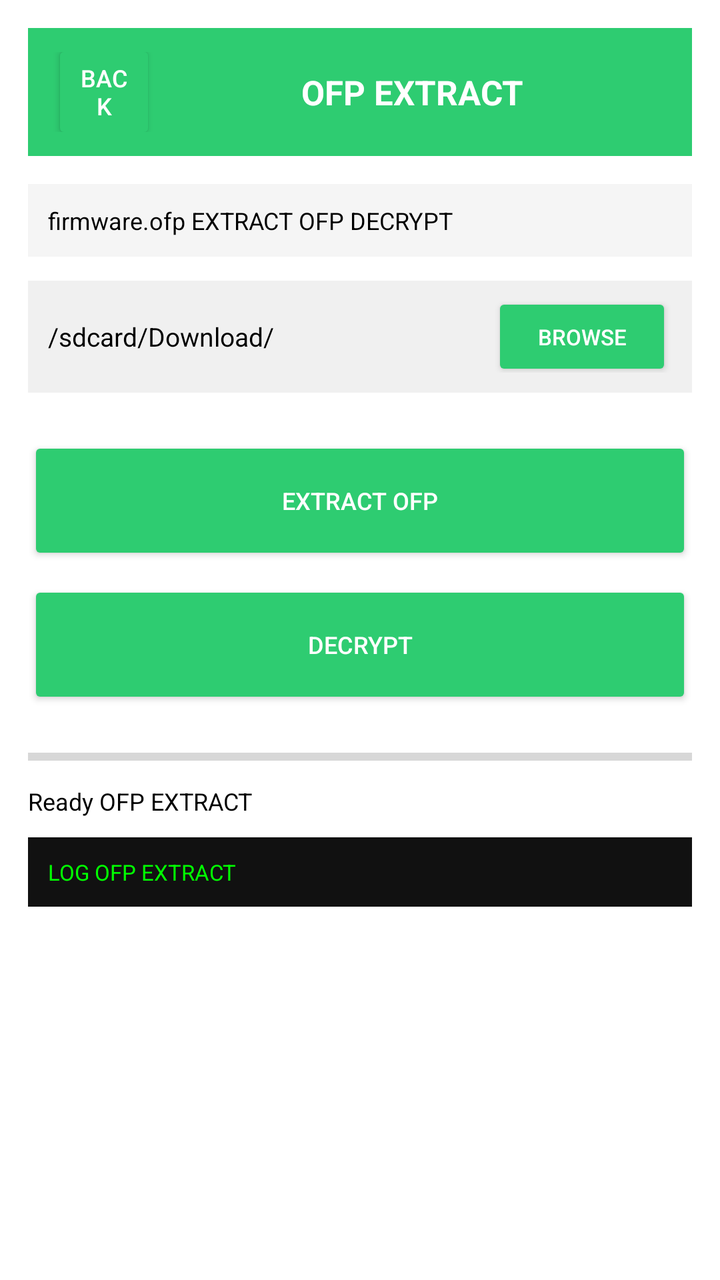
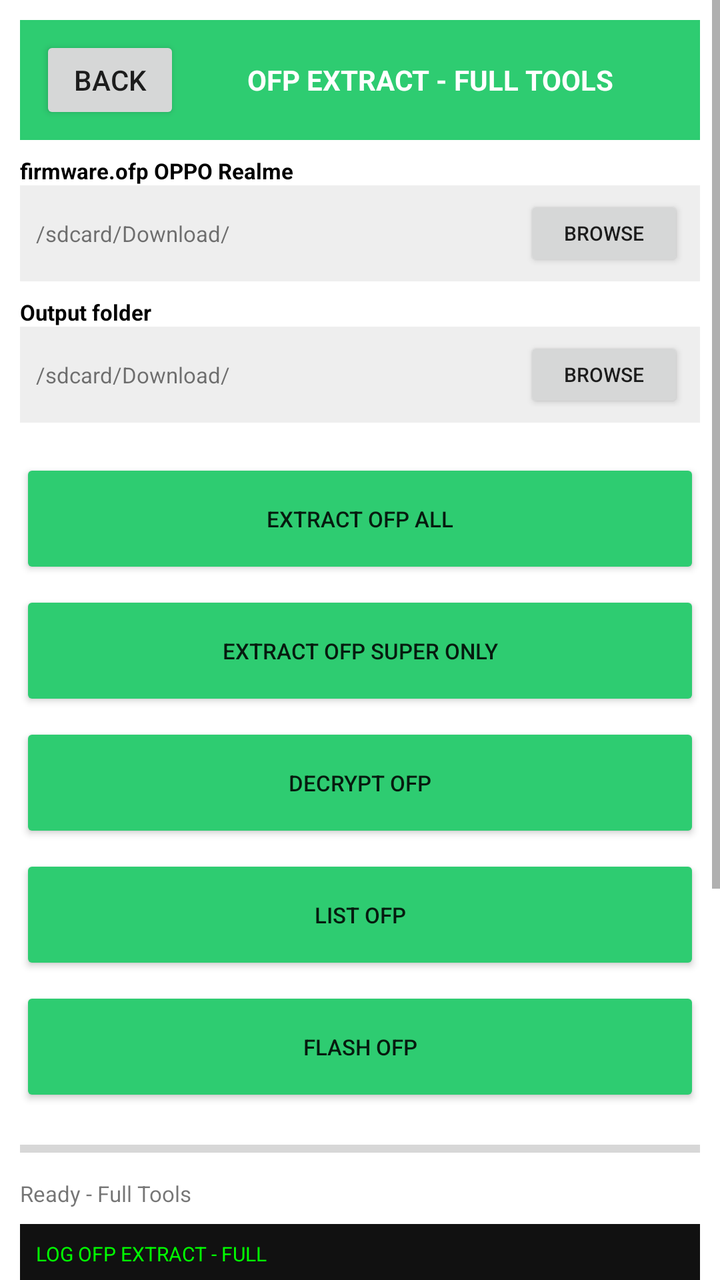

An Android layout rendered at two revisions. The XML below is the earlier revision; the diff shows what the commit changed to produce the second picture.
<!-- AndroidManifest.xml: application theme Theme.OTGFlasher -->
<!-- res/layout/activity_ofp.xml -->
<?xml version="1.0" encoding="utf-8"?>
<ScrollView xmlns:android="http://schemas.android.com/apk/res/android" android:layout_width="match_parent" android:layout_height="match_parent" android:background="#FFFFFF"><LinearLayout android:orientation="vertical" android:layout_width="match_parent" android:layout_height="wrap_content" android:padding="14dp"><LinearLayout android:orientation="horizontal" android:layout_width="match_parent" android:layout_height="64dp" android:background="#2ECC71" android:gravity="center_vertical" android:padding="12dp"><Button android:id="@+id/btnBack" android:layout_width="52dp" android:layout_height="52dp" android:text="BACK" android:textColor="#FFFFFF" android:backgroundTint="#2ECC71" android:textSize="12sp"/><TextView android:layout_width="0dp" android:layout_weight="1" android:layout_height="wrap_content" android:text="OFP EXTRACT" android:textSize="17sp" android:textStyle="bold" android:textColor="#FFFFFF" android:gravity="center"/></LinearLayout><TextView android:layout_width="match_parent" android:layout_height="wrap_content" android:text="firmware.ofp EXTRACT OFP DECRYPT" android:textSize="12sp" android:textColor="#000000" android:layout_marginTop="14dp" android:background="#F5F5F5" android:padding="10dp"/><LinearLayout android:orientation="horizontal" android:layout_width="match_parent" android:layout_height="56dp" android:background="#F0F0F0" android:gravity="center_vertical" android:padding="10dp" android:layout_marginTop="12dp"><TextView android:id="@+id/txtFile" android:layout_width="0dp" android:layout_weight="1" android:layout_height="wrap_content" android:text="/sdcard/Download/" android:textSize="13sp" android:textColor="#000000"/><Button android:id="@+id/btnBrowse" android:layout_width="90dp" android:layout_height="44dp" android:text="BROWSE" android:textColor="#FFFFFF" android:backgroundTint="#2ECC71" android:textSize="11sp"/></LinearLayout><LinearLayout android:orientation="vertical" android:layout_width="match_parent" android:layout_height="wrap_content" android:layout_marginTop="14dp"><Button android:id="@+id/btn0" android:layout_width="match_parent" android:layout_height="64dp" android:text="EXTRACT OFP" android:textColor="#FFFFFF" android:backgroundTint="#2ECC71" android:textSize="12sp" android:layout_marginTop="8dp"/><Button android:id="@+id/btn1" android:layout_width="match_parent" android:layout_height="64dp" android:text="DECRYPT" android:textColor="#FFFFFF" android:backgroundTint="#2ECC71" android:textSize="12sp" android:layout_marginTop="8dp"/></LinearLayout><ProgressBar android:id="@+id/progressBar" style="?android:attr/progressBarStyleHorizontal" android:layout_width="match_parent" android:layout_height="16dp" android:max="100" android:progress="0" android:progressTint="#2ECC71" android:layout_marginTop="16dp"/><TextView android:id="@+id/txtDetail" android:layout_width="match_parent" android:layout_height="wrap_content" android:text="Ready OFP EXTRACT" android:textSize="12sp" android:textColor="#000000" android:layout_marginTop="6dp"/><TextView android:id="@+id/logView" android:layout_width="match_parent" android:layout_height="wrap_content" android:background="#111111" android:textColor="#00FF00" android:textSize="11sp" android:padding="10dp" android:layout_marginTop="10dp" android:text="LOG OFP EXTRACT"/></LinearLayout></ScrollView>
<!-- resources referenced by this layout -->
<resources>
  <style name="Theme.OTGFlasher" parent="android:Theme.Material.Light.NoActionBar" />
</resources>

<!-- the commit's change to res/layout/activity_ofp.xml (unified diff, before → after) -->
@@ -1,2 +1,21 @@
 <?xml version="1.0" encoding="utf-8"?>
-<ScrollView xmlns:android="http://schemas.android.com/apk/res/android" android:layout_width="match_parent" android:layout_height="match_parent" android:background="#FFFFFF"><LinearLayout android:orientation="vertical" android:layout_width="match_parent" android:layout_height="wrap_content" android:padding="14dp"><LinearLayout android:orientation="horizontal" android:layout_width="match_parent" android:layout_height="64dp" android:background="#2ECC71" android:gravity="center_vertical" android:padding="12dp"><Button android:id="@+id/btnBack" android:layout_width="52dp" android:layout_height="52dp" android:text="BACK" android:textColor="#FFFFFF" android:backgroundTint="#2ECC71" android:textSize="12sp"/><TextView android:layout_width="0dp" android:layout_weight="1" android:layout_height="wrap_content" android:text="OFP EXTRACT" android:textSize="17sp" android:textStyle="bold" android:textColor="#FFFFFF" android:gravity="center"/></LinearLayout><TextView android:layout_width="match_parent" android:layout_height="wrap_content" android:text="firmware.ofp EXTRACT OFP DECRYPT" android:textSize="12sp" android:textColor="#000000" android:layout_marginTop="14dp" android:background="#F5F5F5" android:padding="10dp"/><LinearLayout android:orientation="horizontal" android:layout_width="match_parent" android:layout_height="56dp" android:background="#F0F0F0" android:gravity="center_vertical" android:padding="10dp" android:layout_marginTop="12dp"><TextView android:id="@+id/txtFile" android:layout_width="0dp" android:layout_weight="1" android:layout_height="wrap_content" android:text="/sdcard/Download/" android:textSize="13sp" android:textColor="#000000"/><Button android:id="@+id/btnBrowse" android:layout_width="90dp" android:layout_height="44dp" android:text="BROWSE" android:textColor="#FFFFFF" android:backgroundTint="#2ECC71" android:textSize="11sp"/></LinearLayout><LinearLayout android:orientation="vertical" android:layout_width="match_parent" android:layout_height="wrap_content" android:layout_marginTop="14dp"><Button android:id="@+id/btn0" android:layout_width="match_parent" android:layout_height="64dp" android:text="EXTRACT OFP" android:textColor="#FFFFFF" android:backgroundTint="#2ECC71" android:textSize="12sp" android:layout_marginTop="8dp"/><Button android:id="@+id/btn1" android:layout_width="match_parent" android:layout_height="64dp" android:text="DECRYPT" android:textColor="#FFFFFF" android:backgroundTint="#2ECC71" android:textSize="12sp" android:layout_marginTop="8dp"/></LinearLayout><ProgressBar android:id="@+id/progressBar" style="?android:attr/progressBarStyleHorizontal" android:layout_width="match_parent" android:layout_height="16dp" android:max="100" android:progress="0" android:progressTint="#2ECC71" android:layout_marginTop="16dp"/><TextView android:id="@+id/txtDetail" android:layout_width="match_parent" android:layout_height="wrap_content" android:text="Ready OFP EXTRACT" android:textSize="12sp" android:textColor="#000000" android:layout_marginTop="6dp"/><TextView android:id="@+id/logView" android:layout_width="match_parent" android:layout_height="wrap_content" android:background="#111111" android:textColor="#00FF00" android:textSize="11sp" android:padding="10dp" android:layout_marginTop="10dp" android:text="LOG OFP EXTRACT"/></LinearLayout></ScrollView>
+<ScrollView xmlns:android="http://schemas.android.com/apk/res/android" android:layout_width="match_parent" android:layout_height="match_parent" android:background="#FFFFFF">
+<LinearLayout android:orientation="vertical" android:layout_width="match_parent" android:layout_height="wrap_content" android:padding="10dp">
+<LinearLayout android:orientation="horizontal" android:layout_width="match_parent" android:layout_height="60dp" android:background="#2ECC71" android:gravity="center_vertical" android:padding="10dp"><Button android:id="@+id/btnBack" android:text="BACK" android:layout_width="70dp" android:layout_height="44dp"/><TextView android:text="OFP EXTRACT - FULL TOOLS" android:textSize="14sp" android:textStyle="bold" android:textColor="#FFFFFF" android:layout_width="0dp" android:layout_weight="1" android:layout_height="wrap_content" android:gravity="center"/></LinearLayout>
+<TextView android:text="firmware.ofp OPPO Realme" android:textSize="11sp" android:textColor="#000000" android:layout_width="match_parent" android:layout_height="wrap_content" android:layout_marginTop="8dp" android:textStyle="bold"/>
+<LinearLayout android:orientation="horizontal" android:layout_width="match_parent" android:layout_height="48dp" android:background="#EEEEEE" android:gravity="center_vertical" android:padding="8dp"><TextView android:id="@+id/txt_firmware.ofp_OPPO_Realme" android:text="/sdcard/Download/" android:textSize="11sp" android:layout_width="0dp" android:layout_weight="1" android:layout_height="wrap_content"/><Button android:id="@+id/btn_firmware.ofp_OPPO_Realme" android:text="BROWSE" android:layout_width="80dp" android:layout_height="38dp" android:textSize="10sp"/></LinearLayout>
+<TextView android:text="Output folder" android:textSize="11sp" android:textColor="#000000" android:layout_width="match_parent" android:layout_height="wrap_content" android:layout_marginTop="8dp" android:textStyle="bold"/>
+<LinearLayout android:orientation="horizontal" android:layout_width="match_parent" android:layout_height="48dp" android:background="#EEEEEE" android:gravity="center_vertical" android:padding="8dp"><TextView android:id="@+id/txt_Output_folder" android:text="/sdcard/Download/" android:textSize="11sp" android:layout_width="0dp" android:layout_weight="1" android:layout_height="wrap_content"/><Button android:id="@+id/btn_Output_folder" android:text="BROWSE" android:layout_width="80dp" android:layout_height="38dp" android:textSize="10sp"/></LinearLayout>
+
+<LinearLayout android:orientation="vertical" android:layout_width="match_parent" android:layout_height="wrap_content" android:layout_marginTop="12dp">
+<Button android:id="@+id/btn_EXTRACT_OFP_all" android:text="EXTRACT OFP all" android:layout_width="match_parent" android:layout_height="60dp" android:textSize="11sp" android:layout_marginTop="6dp" android:backgroundTint="#2ECC71"/>
+<Button android:id="@+id/btn_EXTRACT_OFP_super_only" android:text="EXTRACT OFP super only" android:layout_width="match_parent" android:layout_height="60dp" android:textSize="11sp" android:layout_marginTop="6dp" android:backgroundTint="#2ECC71"/>
+<Button android:id="@+id/btn_DECRYPT_OFP" android:text="DECRYPT OFP" android:layout_width="match_parent" android:layout_height="60dp" android:textSize="11sp" android:layout_marginTop="6dp" android:backgroundTint="#2ECC71"/>
+<Button android:id="@+id/btn_LIST_OFP" android:text="LIST OFP" android:layout_width="match_parent" android:layout_height="60dp" android:textSize="11sp" android:layout_marginTop="6dp" android:backgroundTint="#2ECC71"/>
+<Button android:id="@+id/btn_FLASH_OFP" android:text="FLASH OFP" android:layout_width="match_parent" android:layout_height="60dp" android:textSize="11sp" android:layout_marginTop="6dp" android:backgroundTint="#2ECC71"/>
+
+</LinearLayout>
+<ProgressBar android:id="@+id/progressBar" style="?android:attr/progressBarStyleHorizontal" android:layout_width="match_parent" android:layout_height="18dp" android:max="100" android:layout_marginTop="12dp"/>
+<TextView android:id="@+id/txtDetail" android:text="Ready - Full Tools" android:textSize="11sp" android:layout_width="match_parent" android:layout_height="wrap_content" android:layout_marginTop="6dp"/>
+<TextView android:id="@+id/logView" android:text="LOG OFP EXTRACT - FULL" android:textSize="10sp" android:background="#111111" android:textColor="#00FF00" android:padding="8dp" android:layout_width="match_parent" android:layout_height="300dp" android:layout_marginTop="8dp"/>
+</LinearLayout></ScrollView>
